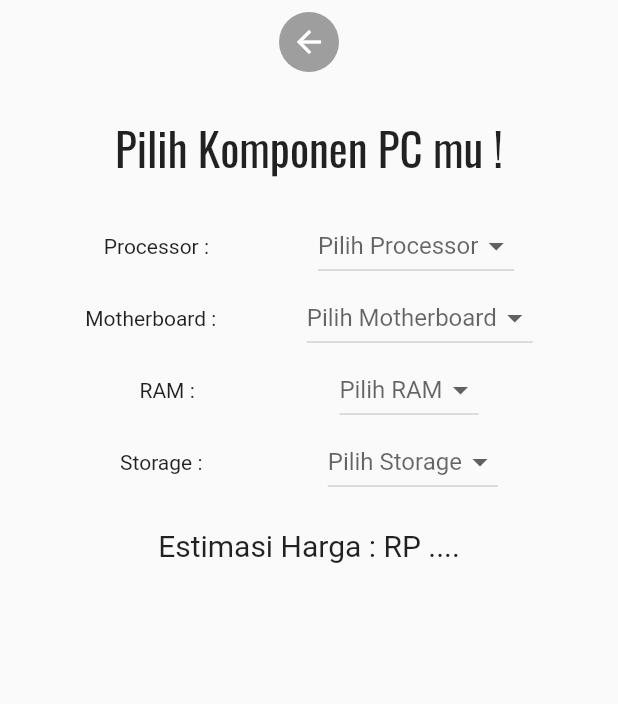
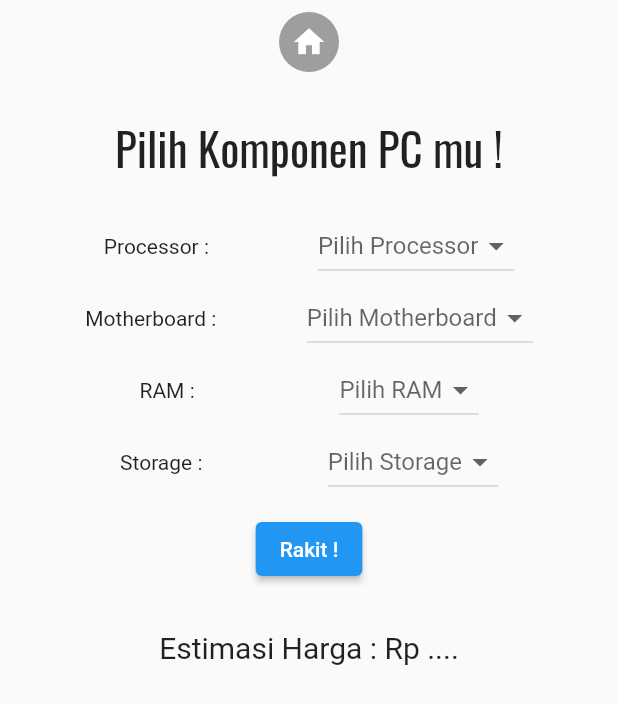
Before and after one commit to dadarvin/BAP-flutter, a Flutter app: the screen it shows after launch, after a tap on "Build Now", on a phone screen of 412 x 824 dp. Shown: the top 704 px of the screen. Run offline on Flutter 3.47's test engine with Material 2 defaults, Android fonts, the phone set to English and light mode, and no system bars; Roboto replaces fonts that are missing (PTSans).

Commit message:
final update

```diff
--- a/lib/build_pc.dart
+++ b/lib/build_pc.dart
@@ -1,24 +1,4 @@
 import 'package:flutter/material.dart';
-
-// class BuildingPC extends StatelessWidget{
-//   @override
-//   Widget build(BuildContext context) {
-//     // TODO: implement build
-//     return Scaffold(
-//       body:
-//       Column(
-//         crossAxisAlignment: CrossAxisAlignment.stretch,
-//         children: [
-//           Center(
-//             child: Text('Pilih Komponen PC mu !'),
-//           ),
-//           Center()
-//         ],
-//       ),
-//
-//     );
-//   }
-// }
 
 class BuildingPC extends StatefulWidget{
   @override
@@ -45,7 +25,7 @@ class _BuildingPCState extends State<BuildingPC>{
                   backgroundColor: Colors.grey,
                   child: IconButton(
                     icon: Icon(
-                      Icons.arrow_back,
+                      Icons.home,
                       color: Colors.white,
                     ),
                     onPressed: () {
@@ -171,18 +151,37 @@ class _BuildingPCState extends State<BuildingPC>{
                   ],
                 )
             ),
-            Container(
-              margin: EdgeInsets.symmetric(vertical: 20.0),
+            Center(
               child:
-              Text('Estimasi Harga : RP ....',
-              textAlign: TextAlign.center,
-              style: TextStyle(
-                fontSize: 20,
-                fontFamily: 'PTSans',
-              ),),
-            )
+              Container(
+                margin: EdgeInsets.symmetric(vertical: 10.0),
+                child:
+                ElevatedButton(onPressed: (){
+                }, child:
+                Text('Rakit !')
+                ),
+              ),
+            ),
+            RakitPC()
           ],
         ),
     );
   }
 }
+
+class RakitPC extends StatelessWidget{
+  @override
+  Widget build(BuildContext context) {
+    // TODO: implement build
+    return Container(
+      margin: EdgeInsets.symmetric(vertical: 20.0),
+      child:
+      Text('Estimasi Harga : Rp ....',
+        textAlign: TextAlign.center,
+        style: TextStyle(
+          fontSize: 20,
+          fontFamily: 'PTSans',
+        ),),
+    );
+  }
+}
--- a/lib/main_page.dart
+++ b/lib/main_page.dart
@@ -1,4 +1,5 @@
 import 'package:build_a_pc/build_pc.dart';
+import 'package:build_a_pc/reccomendation.dart';
 import 'package:flutter/material.dart';
 
 class MainScreen extends StatelessWidget{
@@ -58,52 +59,126 @@ class MainScreen extends StatelessWidget{
                         color: Colors.white,
                         fontFamily: 'Anton',
                       ),),
+
                       Row(
                         mainAxisAlignment: MainAxisAlignment.spaceEvenly,
                         children: [
+                          Expanded(child:
                             Column(
                             children: [
                               Image.asset('images/processor.png'),
                               Text('Processor',
+                                textAlign: TextAlign.center,
                                 style: TextStyle(
                                   color: Colors.white,
                                 ),),
                             ],
                           ),
-
+                          ),
+                          Expanded(child:
                             Column(
                               children: [
                                 Image.asset('images/motherboard.png'),
                                 Text('Motherboard',
+                                  textAlign: TextAlign.center,
                                   style: TextStyle(
                                     color: Colors.white,
                                   ),)
                               ],
                             ),
+                          ),
+                          Expanded(child:
                             Column(
                               children: [
                                 Image.asset('images/ram.png'),
                                 Text('RAM',
+                                  textAlign: TextAlign.center,
                                   style: TextStyle(
                                     color: Colors.white,
                                   ),)
                               ],
                             ),
+                          ),
+                          Expanded(child:
                           Column(
                             children: [
                               Image.asset('images/harddrive.png'),
                               Text('Storage',
+                                textAlign: TextAlign.center,
                                 style: TextStyle(
                                   color: Colors.white,
                                 ),)
                             ],
                           ),
+                          )
                         ],
                       ),
                     ],
                   ),
                 ),
-                Text('Ingin Rekomendasi PC ?'),
+                Container(
+                  color: Colors.grey,
+                  padding: EdgeInsets.all(20),
+                  child:
+                  Column(
+                    children: [
+                      Text('Ingin Rekomendasi PC ?',
+                        textAlign: TextAlign.center,
+                        style: TextStyle(
+                          fontSize: 26.0,
+                          fontFamily: 'Anton',
+                        ),),
+                      Container(
+                        height: 270,
+                        child:
+                        ListView(
+                          shrinkWrap: true,
+                          scrollDirection: Axis.horizontal,
+                          children: [
+                            Padding(
+                              padding: const EdgeInsets.all(4.0),
+                              child: ClipRRect(
+                                borderRadius: BorderRadius.circular(10),
+                                child: Image.asset('images/lowtier.jpg'),
+                              ),
+                            ),
+                            Padding(
+                              padding: const EdgeInsets.all(4.0),
+                              child: ClipRRect(
+                                borderRadius: BorderRadius.circular(10),
+                                child: Image.asset('images/midtier.jpg'),
+                              ),
+                            ),
+                            Padding(
+                              padding: const EdgeInsets.all(4.0),
+                              child: ClipRRect(
+                                borderRadius: BorderRadius.circular(10),
+                                child:
+                                Image.asset('images/hightier.jpg'),
+                              ),
+                            ),
+                          ],
+                        ),
+                      ),
+                      Container(
+                        padding: EdgeInsets.all(20),
+                        child:
+                        OutlinedButton(onPressed: (){
+                          Navigator.push(context, MaterialPageRoute(builder: (context){
+                            return PCRecommend();
+                          }));
+                        }, child:
+                          Text('Lihat Rekomendasi',
+                          style: TextStyle(
+                            fontSize: 15,
+                            fontFamily: 'PTSans',
+                            color: Colors.white70
+                          ),),
+                        ),
+                      )
+                    ],
+                  ),
+                )
               ],
             ),
           ],
--- a/pubspec.yaml
+++ b/pubspec.yaml
@@ -77,5 +77,8 @@ flutter:
     - family: Anton
       fonts:
         - asset: fonts/Anton-Regular.ttf
+    - family: PStart
+      fonts:
+        - asset: fonts/PressStart2P-Regular.ttf
   # For details regarding fonts from package dependencies,
   # see https://flutter.dev/custom-fonts/#from-packages
```
Also changed, not shown: lib/model/pc_spec.dart (added, +42 -0 lines), lib/reccomendation.dart (added, +146 -0 lines), fonts/PressStart2P-Regular.ttf (added), images/hightier.jpg (added), images/lowtier.jpg (added), images/midtier.jpg (added). Lines whose indentation alone changed are shown as unchanged.
